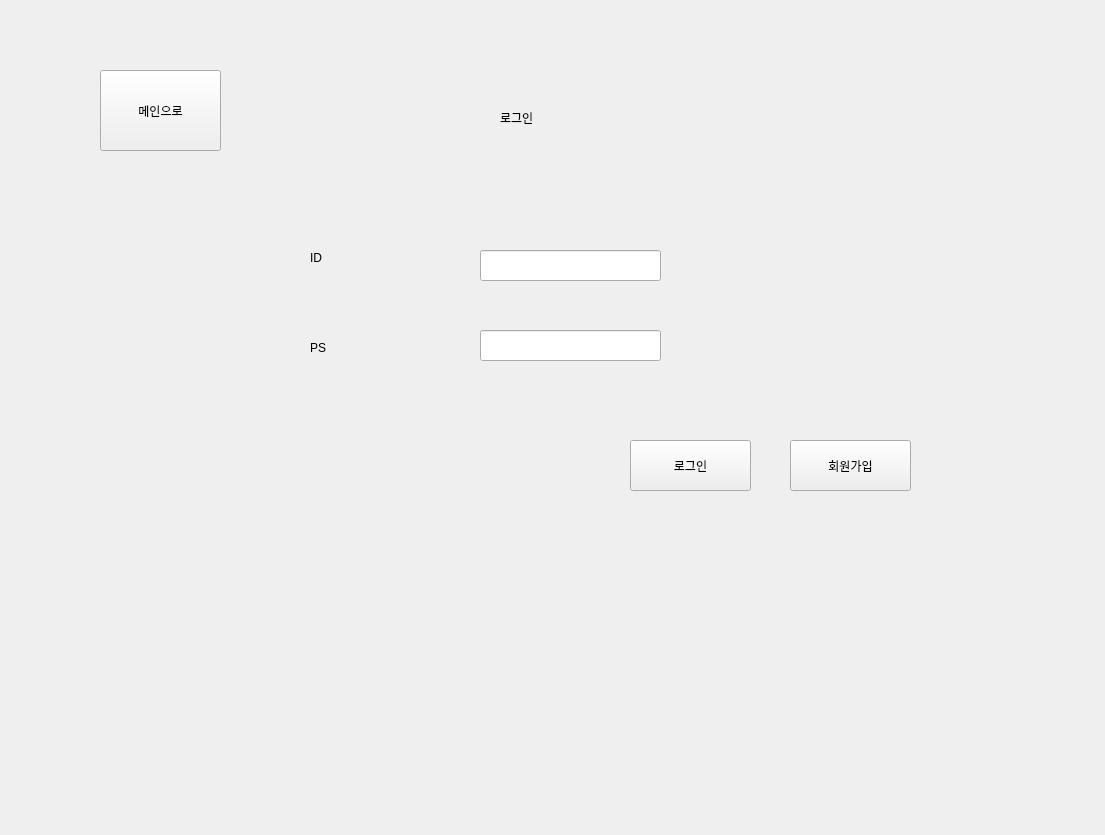
This is login.ui in tjdqls4965/bada as Qt 5 draws it before an edit. The edited form follows.
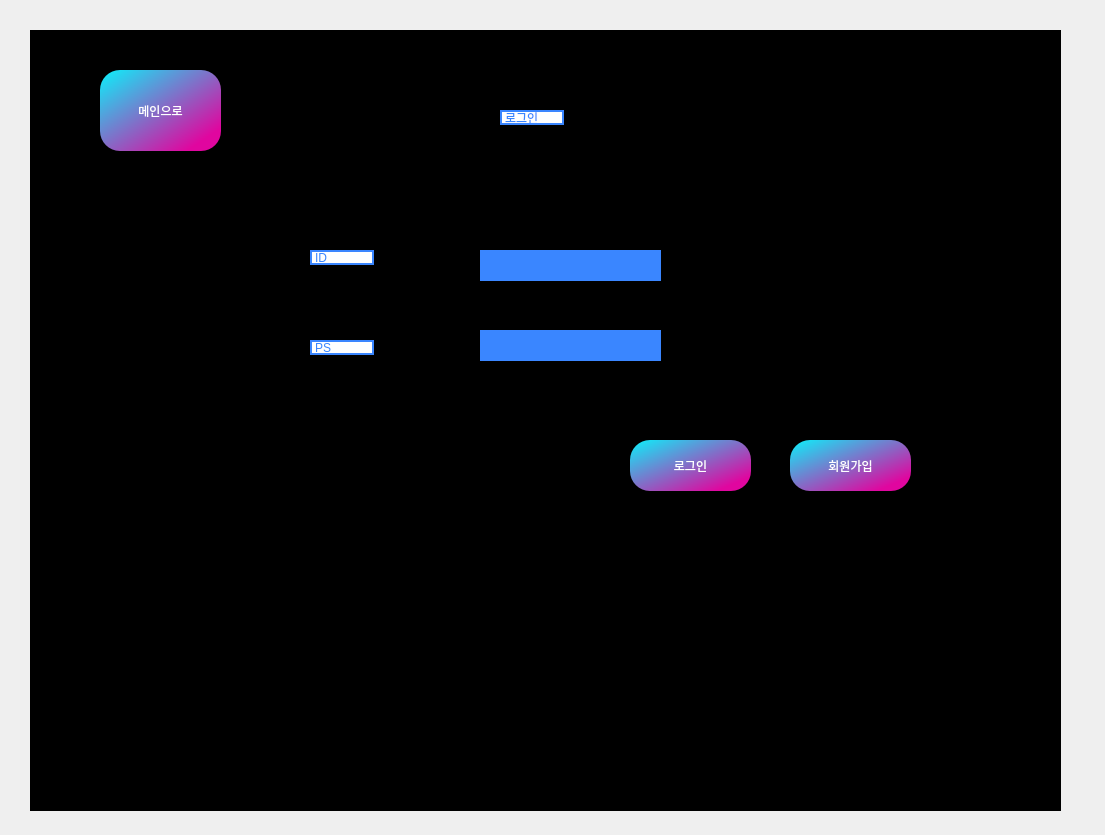
This is the edited form.

Diff of the .ui file:
```diff
--- a/login.ui
+++ b/login.ui
@@ -22,6 +22,9 @@
      <height>781</height>
     </rect>
    </property>
+   <property name="styleSheet">
+    <string notr="true">background-color: rgb(0, 0, 0);</string>
+   </property>
    <property name="currentIndex">
     <number>1</number>
    </property>
@@ -168,6 +171,11 @@
        <height>15</height>
       </rect>
      </property>
+     <property name="styleSheet">
+      <string notr="true">color: rgb(58, 134, 255);
+	background-color: white;
+	border: 2px solid rgb(58, 134, 255);</string>
+     </property>
      <property name="text">
       <string>로그인</string>
      </property>
@@ -181,6 +189,11 @@
        <height>15</height>
       </rect>
      </property>
+     <property name="styleSheet">
+      <string notr="true">color: rgb(58, 134, 255);
+	background-color: white;
+	border: 2px solid rgb(58, 134, 255);</string>
+     </property>
      <property name="text">
       <string>ID</string>
      </property>
@@ -194,6 +207,11 @@
        <height>15</height>
       </rect>
      </property>
+     <property name="styleSheet">
+      <string notr="true">color: rgb(58, 134, 255);
+	background-color: white;
+	border: 2px solid rgb(58, 134, 255);</string>
+     </property>
      <property name="text">
       <string>PS</string>
      </property>
@@ -207,6 +225,14 @@
        <height>31</height>
       </rect>
      </property>
+     <property name="styleSheet">
+      <string notr="true">color: white;
+	background-color: rgb(58, 134, 255);
+	border-radius: 20px;</string>
+     </property>
+     <property name="text">
+      <string/>
+     </property>
     </widget>
     <widget class="QLineEdit" name="ps_2">
      <property name="geometry">
@@ -217,6 +243,11 @@
        <height>31</height>
       </rect>
      </property>
+     <property name="styleSheet">
+      <string notr="true">color: white;
+	background-color: rgb(58, 134, 255);
+	border-radius: 20px;</string>
+     </property>
     </widget>
     <widget class="QPushButton" name="login_action">
      <property name="geometry">
@@ -227,6 +258,11 @@
        <height>51</height>
       </rect>
      </property>
+     <property name="styleSheet">
+      <string notr="true">color: white;
+	background-color: qlineargradient(spread:pad, x1:0, y1:0, x2:0.857143, y2:0.857955, stop:0 rgba(10, 242, 251, 255), stop:1 rgba(224, 6, 159, 255));
+	border-radius: 20px;</string>
+     </property>
      <property name="text">
       <string>로그인</string>
      </property>
@@ -240,6 +276,11 @@
        <height>51</height>
       </rect>
      </property>
+     <property name="styleSheet">
+      <string notr="true">color: white;
+	background-color: qlineargradient(spread:pad, x1:0, y1:0, x2:0.857143, y2:0.857955, stop:0 rgba(10, 242, 251, 255), stop:1 rgba(224, 6, 159, 255));
+	border-radius: 20px;</string>
+     </property>
      <property name="text">
       <string>회원가입</string>
      </property>
@@ -253,6 +294,11 @@
        <height>81</height>
       </rect>
      </property>
+     <property name="styleSheet">
+      <string notr="true">color: white;
+	background-color: qlineargradient(spread:pad, x1:0, y1:0, x2:0.857143, y2:0.857955, stop:0 rgba(10, 242, 251, 255), stop:1 rgba(224, 6, 159, 255));
+	border-radius: 20px;</string>
+     </property>
      <property name="text">
       <string>메인으로</string>
      </property>
```
